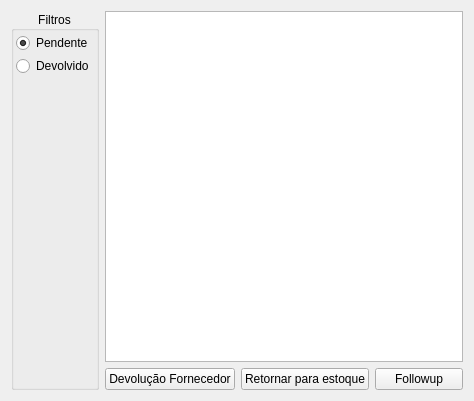
Qt form ui/widgetcompradevolucao.ui (darktorres/ERP-STACCATO) before a commit.
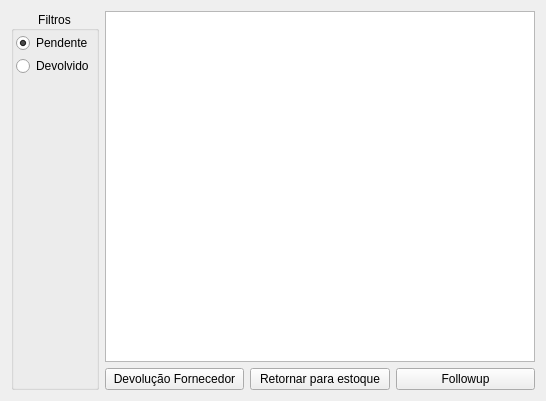
The same form after that commit. Custom widgets are drawn as their Qt base class.

The edit to the form file:
```diff
--- a/ui/widgetcompradevolucao.ui
+++ b/ui/widgetcompradevolucao.ui
@@ -6,7 +6,7 @@
    <rect>
     <x>0</x>
     <y>0</y>
-    <width>474</width>
+    <width>546</width>
     <height>401</height>
    </rect>
   </property>
```
